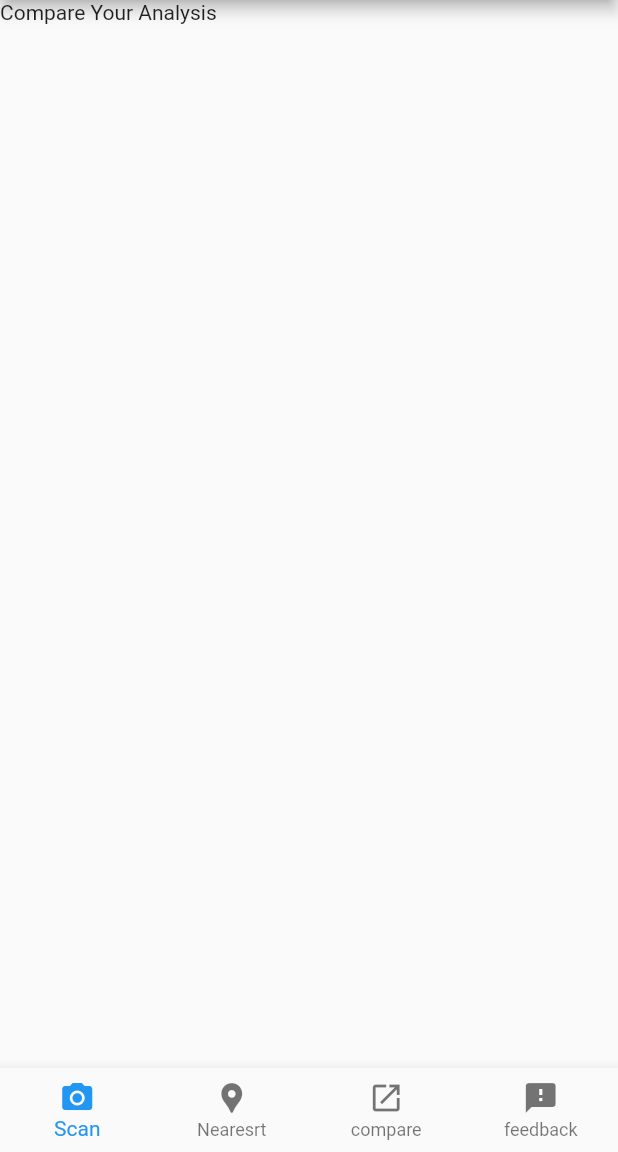
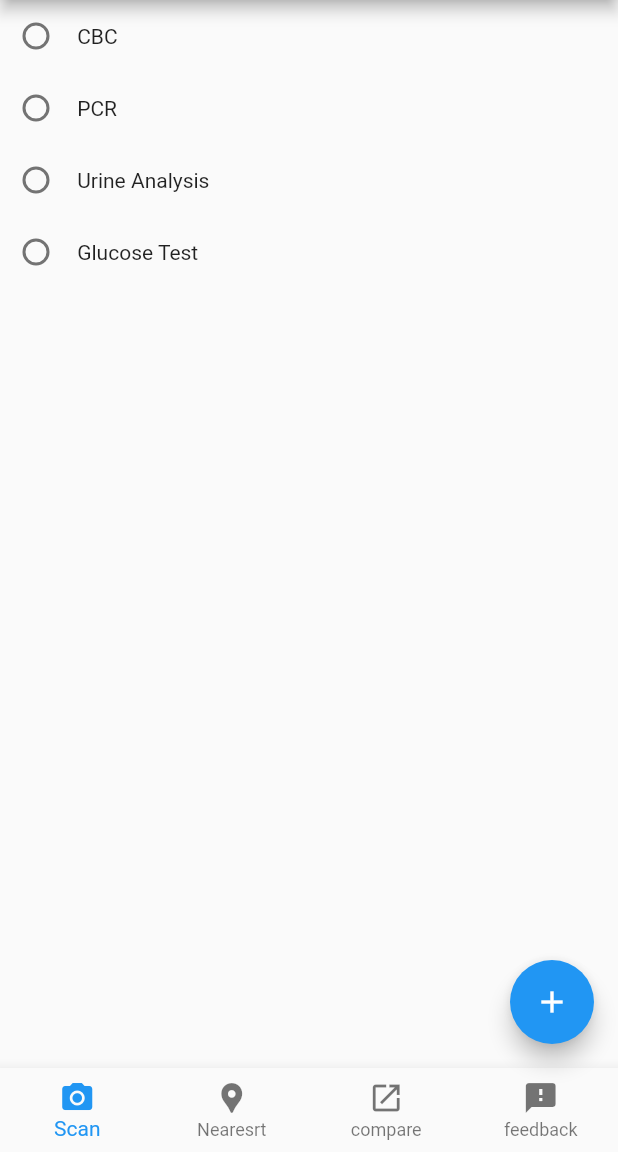
Before and after one commit to A-Alii/Medical-Analysis-Reader, a Flutter app: the Compare screen opened by its route, on a phone screen of 412 x 824 dp, the part 84-1236 px from its top. Run offline on Flutter 3.47's test engine with Material 2 defaults, Android fonts, the phone set to English and light mode, and no system bars; our stand-ins replace curved_navigation_bar, image_cropper, image_picker.

Commit message:
Update Compare Analysis

```diff
--- a/lib/Pages/compare-analysis.dart
+++ b/lib/Pages/compare-analysis.dart
@@ -1,14 +1,32 @@
 import 'package:flutter/cupertino.dart';
 import 'package:flutter/material.dart';
 import 'package:medical/Components/mydrawer.dart';
+import 'package:medical/Pages/compare_files/Analysis.dart';
+import 'package:medical/Pages/compare_files/MultiSelectionExample.dart';
+import 'package:medical/Pages/compare_files/SingleSelectionExample.dart';
 
 class Compare extends StatefulWidget {
+
   @override
   _CompareState createState() => _CompareState();
 }
 
 class _CompareState extends State<Compare> {
   @override
+  List<String> sortFilter = [
+    ' CBC ',
+    ' PCR ',
+    ' Urine Analysis ',
+    ' Glucose Test '
+  ];
+
+  List<Analysis> analysisList = [
+    Analysis(' CBC2019-3-7 '),
+    Analysis('CBC2019-3-22'),
+    Analysis('CBC2019-4-12'),
+    Analysis('CBC2019-9-24'),
+    Analysis('CBC2020-7-2')
+  ];
   Widget build(BuildContext context) {
     return Scaffold(
       appBar: AppBar(
@@ -21,9 +39,15 @@ class _CompareState extends State<Compare> {
         title: Text("Compare Analysis"),
         centerTitle: true,
       ),
+
       drawer: MyDrawer(),
-      body: Container(
-        child: Text("Compare Your Analysis"),
+      body: SingleSelectionExample(sortFilter),
+      floatingActionButton: FloatingActionButton(
+        onPressed: () {
+          openDialog();
+        },
+        tooltip: 'Increment',
+        child: Icon(Icons.add),
       ),
       //Navigation
       bottomNavigationBar: BottomNavigationBar(
@@ -61,4 +85,18 @@ class _CompareState extends State<Compare> {
       ),
     );
   }
+  void openDialog() {
+    showDialog(
+        context: context,
+        builder: (ctx) {
+          return AlertDialog(
+            title: Text('List'),
+            actions: <Widget>[Text('OK'), Text('Cancel')],
+            content: Container(
+                width: 300,
+                height: 400,
+                child: MultiSelectionExample(analysisList)),
+          );
+        });
+  }
 }
--- /dev/null
+++ b/lib/Pages/compare_files/Analysis.dart
@@ -0,0 +1,7 @@
+
+class Analysis{
+  Analysis(this.analysisName);
+
+  String analysisName;
+  bool isSelected=false;
+}
--- /dev/null
+++ b/lib/Pages/compare_files/SingleSelectionExample.dart
@@ -0,0 +1,54 @@
+import 'package:flutter/material.dart';
+
+class SingleSelectionExample extends StatefulWidget {
+  List<String> sortFilter;
+
+  SingleSelectionExample(this.sortFilter);
+
+  @override
+  _SingleSelectionExampleState createState() => _SingleSelectionExampleState();
+}
+
+class _SingleSelectionExampleState extends State<SingleSelectionExample> {
+  String selectedValue;
+/*
+  @override
+  void initState() {
+    super.initState();
+
+    selectedValue = widget.sortFilter.first;
+  } */
+
+  @override
+  Widget build(BuildContext context) {
+    return ListView.builder(
+      itemBuilder: (ctx, index) {
+        return GestureDetector(
+          behavior: HitTestBehavior.opaque,
+          onTap: () {
+            selectedValue = widget.sortFilter[index];
+            setState(() {});
+          },
+          child: Container(
+            color: selectedValue == widget.sortFilter[index]
+                ? Colors.green[100]
+                : null,
+            child: Row(
+              children: <Widget>[
+                Radio(
+                    value: widget.sortFilter[index],
+                    groupValue: selectedValue,
+                    onChanged: (s) {
+                      selectedValue = s;
+                      setState(() {});
+                    }),
+                Text(widget.sortFilter[index])
+              ],
+            ),
+          ),
+        );
+      },
+      itemCount: widget.sortFilter.length,
+    );
+  }
+}
--- a/pubspec.yaml
+++ b/pubspec.yaml
@@ -30,7 +30,7 @@ dependencies:
   flutter_launcher_icons: ^0.7.1
   url_launcher: ^5.7.10
   dio: ^3.0.10
-  flutter_svg: ^0.19.2+1
+  flutter_svg: ^0.18.0
   flip_card: ^0.4.4
 
   flutter:
@@ -39,7 +39,7 @@ dependencies:
 
   # The following adds the Cupertino Icons font to your application.
   # Use with the CupertinoIcons class for iOS style icons.
-  cupertino_icons: ^1.0.1
+  cupertino_icons: ^1.0.0
 
 dev_dependencies:
   flutter_test:
```
Also changed, not shown: lib/Pages/compare_files/MultiSelectionExample.dart (added, +47 -0 lines), pubspec.lock.
